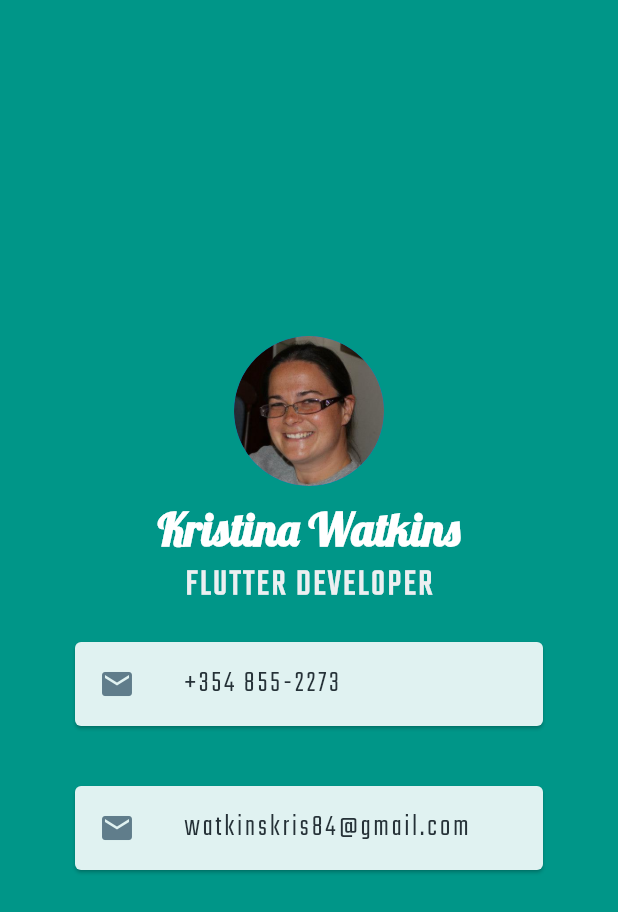
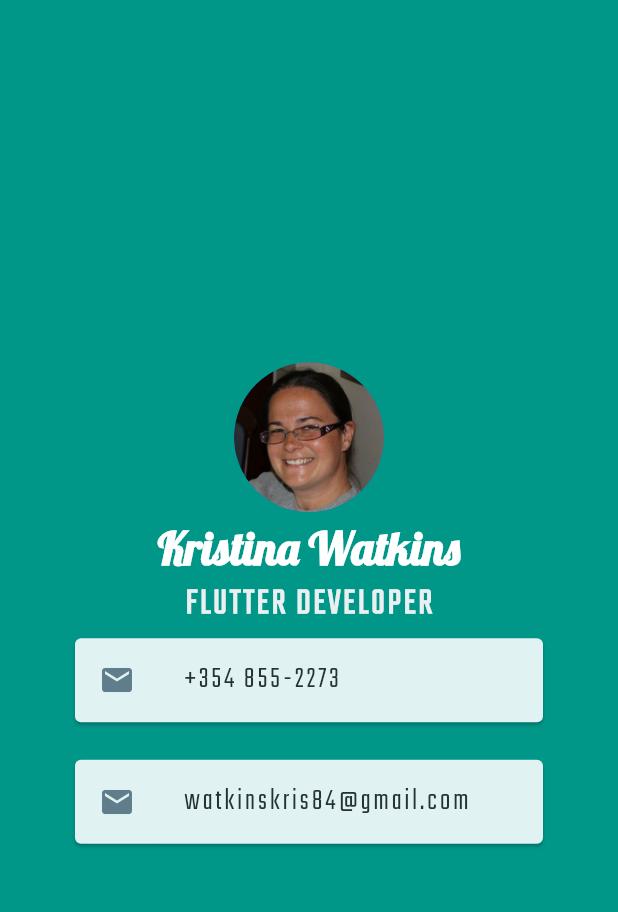
Before and after one commit to watkinskris/flutter_mi_card, a Flutter app: the screen it shows after launch, on a phone screen of 412 x 824 dp. Shown: the top 912 px of the screen. Run offline on Flutter 3.47's test engine with Material 2 defaults, Android fonts, the phone set to English and light mode, and no system bars.

Commit message:
changed margins on the column better styling

```diff
--- a/lib/main.dart
+++ b/lib/main.dart
@@ -20,7 +20,7 @@ class MyApp extends StatelessWidget {
               backgroundImage: AssetImage('images/kristaProfile.png'),
             ),
             SizedBox(
-              height: 10,
+              height: 5,
             ),
             Text(
               'Kristina Watkins',
@@ -42,7 +42,7 @@ class MyApp extends StatelessWidget {
             ),
             Card(
               color: Colors.teal.shade50,
-              margin: EdgeInsets.symmetric(vertical: 20, horizontal: 50),
+              margin: EdgeInsets.symmetric(vertical: 5, horizontal: 50),
               child: ListTile(
                 leading: Icon(
                   Icons.email,
```
